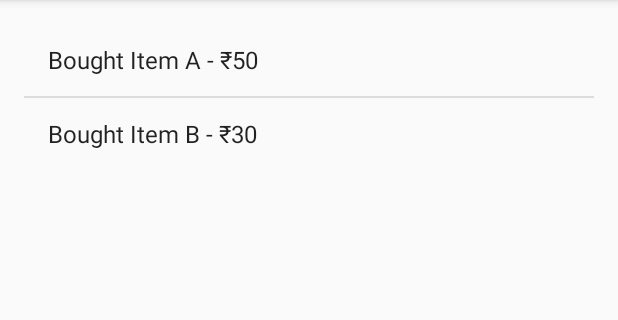
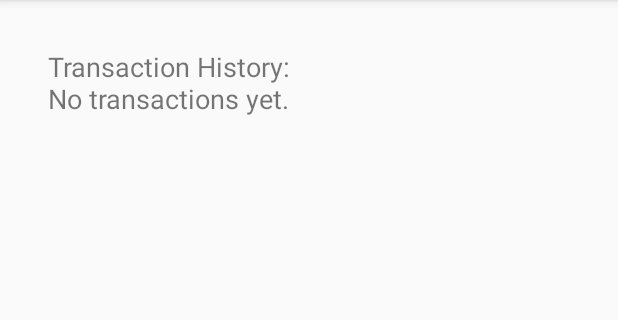
Before and after one commit to chetaniitbhilai/Mlecchita-vikalpa, an Android app built with Jetpack Compose: the screen it shows after launch (TransactionHistoryActivity), after a tap on "VIEW TRANSACTION HISTORY", on a phone screen of 412 x 824 dp, the part 84-404 px from its top. Run offline under Robolectric (Android 15) with nearby library versions, the phone set to English and light mode, and no system bars.

Commit message:
fucked_up

```diff
--- a/app/src/main/java/com/example/trustoken_starter/MainActivity.java
+++ b/app/src/main/java/com/example/trustoken_starter/MainActivity.java
@@ -23,8 +23,8 @@ public class MainActivity extends AppCompatActivity {
     private double remainingAllowance = 1000;
     private boolean isTokenConnected = false;
     private static final String ACTION_USB_PERMISSION = "com.example.USB_PERMISSION";
-    private static final int SCAN_QR_REQUEST = 1;
     private List<String> transactionHistory = new ArrayList<>();
+    private static final int QR_REQUEST_CODE = 1;
 
     @Override
     protected void onCreate(Bundle savedInstanceState) {
@@ -46,6 +46,7 @@ public class MainActivity extends AppCompatActivity {
             if (isTokenConnected) {
                 dailyAllowance = 1000.0;
                 remainingAllowance = dailyAllowance;
+                transactionHistory.clear(); // Reset history
                 updateRemainingAllowanceText();
                 Toast.makeText(this, "Allowance Set", Toast.LENGTH_SHORT).show();
             } else {
@@ -55,7 +56,7 @@ public class MainActivity extends AppCompatActivity {
 
         btnScanQR.setOnClickListener(v -> {
             Intent intent = new Intent(this, QRScannerActivity.class);
-            startActivityForResult(intent, SCAN_QR_REQUEST); // Fix
+            startActivityForResult(intent, QR_REQUEST_CODE);
         });
 
         btnViewHistory.setOnClickListener(v -> {
@@ -96,7 +97,7 @@ public class MainActivity extends AppCompatActivity {
     @Override
     protected void onActivityResult(int requestCode, int resultCode, Intent data) {
         super.onActivityResult(requestCode, resultCode, data);
-        if (requestCode == SCAN_QR_REQUEST && resultCode == RESULT_OK && data != null) {
+        if (requestCode == QR_REQUEST_CODE && resultCode == RESULT_OK && data != null) {
             String qrData = data.getStringExtra("qrData");
             processTransaction(qrData);
         }
--- a/app/src/main/java/com/example/trustoken_starter/TransactionHistoryActivity.java
+++ b/app/src/main/java/com/example/trustoken_starter/TransactionHistoryActivity.java
@@ -1,27 +1,31 @@
 package com.example.trustoken_starter;
 
 import android.os.Bundle;
-import android.widget.ArrayAdapter;
-import android.widget.ListView;
+import android.widget.TextView;
 import androidx.appcompat.app.AppCompatActivity;
-import java.util.ArrayList;
+import java.util.List;
 
 public class TransactionHistoryActivity extends AppCompatActivity {
-    private ListView listView;
-    private ArrayList<String> transactions;
-    private ArrayAdapter<String> adapter;
+    private TextView tvHistory;
 
     @Override
     protected void onCreate(Bundle savedInstanceState) {
         super.onCreate(savedInstanceState);
         setContentView(R.layout.activity_transaction_history);
 
-        listView = findViewById(R.id.transaction_list);
-        transactions = new ArrayList<>();
-        transactions.add("Bought Item A - ₹50");
-        transactions.add("Bought Item B - ₹30");
+        tvHistory = findViewById(R.id.history_text);
 
-        adapter = new ArrayAdapter<>(this, android.R.layout.simple_list_item_1, transactions);
-        listView.setAdapter(adapter);
+        List<String> transactions = getIntent().getStringArrayListExtra("transactions");
+
+        StringBuilder historyText = new StringBuilder("Transaction History:\n");
+        if (transactions != null && !transactions.isEmpty()) {
+            for (String transaction : transactions) {
+                historyText.append(transaction).append("\n");
+            }
+        } else {
+            historyText.append("No transactions yet.");
+        }
+
+        tvHistory.setText(historyText.toString());
     }
 }
--- a/app/src/main/res/layout/activity_transaction_history.xml
+++ b/app/src/main/res/layout/activity_transaction_history.xml
@@ -5,8 +5,12 @@
     android:orientation="vertical"
     android:padding="16dp">
 
-    <ListView
-        android:id="@+id/transaction_list"
-        android:layout_width="match_parent"
-        android:layout_height="wrap_content"/>
+    <TextView
+        android:id="@+id/history_text"
+        android:layout_width="wrap_content"
+        android:layout_height="wrap_content"
+        android:text="Transaction History"
+        android:textSize="18sp"
+        android:padding="16dp" />
+
 </LinearLayout>
```
Also changed, not shown: app/src/main/java/com/example/trustoken_starter/QRScannerActivity.java (+7 -32 lines), app/src/main/res/layout/activity_main.xml (+14 -7 lines).
